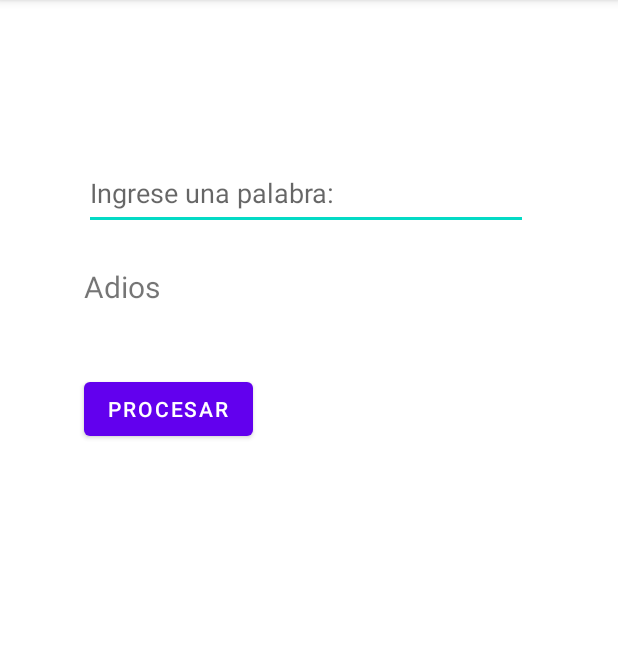
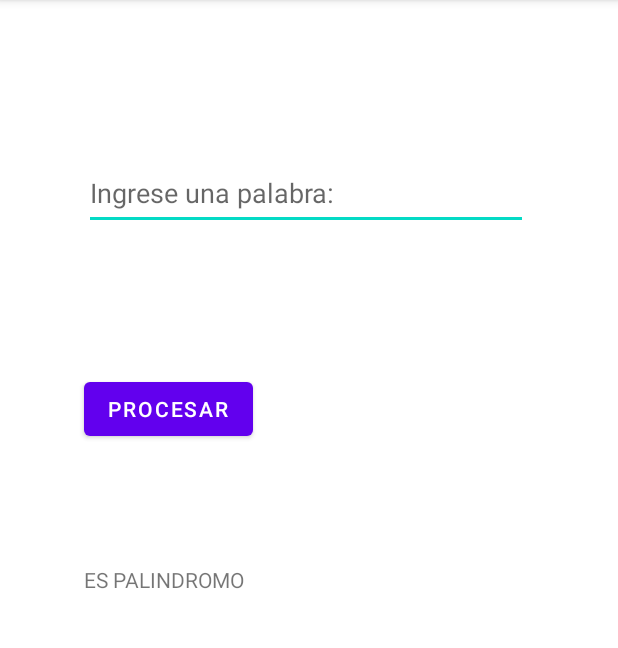
Before and after one commit to Nozhe/invertir_letras, an Android app: the screen it shows after launch (MainActivity), after a tap on "PROCESAR", on a phone screen of 412 x 824 dp, the part 84-732 px from its top. Run offline under Robolectric (Android 15) with nearby library versions, the phone set to English and light mode, and no system bars.

Commit message:
Implementamos un algortimo para verificar si es palindromo

```diff
--- a/app/src/main/java/com/example/a11abril/MainActivity.java
+++ b/app/src/main/java/com/example/a11abril/MainActivity.java
@@ -11,7 +11,7 @@ import android.widget.TextView;
 public class MainActivity extends AppCompatActivity {
 
     //atributos-variables
-    private TextView txtResultado;
+    private TextView txtResultado,txtPalindromo;
     private EditText etPalabra;
     private Button btnProcesar;
 
@@ -50,11 +50,21 @@ public class MainActivity extends AppCompatActivity {
         //Netamente codigo java
         //palabra = new StringBuilder(palabra).reverse().toString();
         // el metodo se llama .catyAt(indice)
-        String invertido ="Adios";
+        String invertido ="";
+
         for (int i = this.palabra.length() -1 ; i >=0; i--) {
             invertido += this.palabra.charAt(i);
         }
         txtResultado.setText(invertido);
+        String resultado= invertido;
+        if (resultado.equals(palabra)){
+            txtPalindromo.setText("ES PALINDROMO");
+        }
+        else {
+            txtPalindromo.setText("NO ES PALINDROMO");
+        }
+
+
     }
 
     private void recibirInformacion() {
@@ -63,6 +73,7 @@ public class MainActivity extends AppCompatActivity {
 
     private void inicializarVistas() {
         txtResultado = findViewById(R.id.txtResultado);
+        txtPalindromo = findViewById(R.id.txtPalindromo);
         etPalabra = findViewById(R.id.etPalabra);
         etPalabra = findViewById(R.id.etPalabra);
         btnProcesar = findViewById(R.id.btnProcesar);
--- a/app/src/main/res/layout/activity_main.xml
+++ b/app/src/main/res/layout/activity_main.xml
@@ -38,4 +38,14 @@
         app:layout_constraintStart_toStartOf="@+id/txtResultado"
         app:layout_constraintTop_toBottomOf="@+id/txtResultado" />
 
+    <TextView
+        android:id="@+id/txtPalindromo"
+        android:layout_width="wrap_content"
+        android:layout_height="wrap_content"
+        android:layout_marginBottom="372dp"
+        app:layout_constraintBottom_toBottomOf="parent"
+        app:layout_constraintEnd_toEndOf="@+id/btnProcesar"
+        app:layout_constraintHorizontal_bias="0.0"
+        app:layout_constraintStart_toStartOf="@+id/btnProcesar" />
+
 </androidx.constraintlayout.widget.ConstraintLayout>
```
